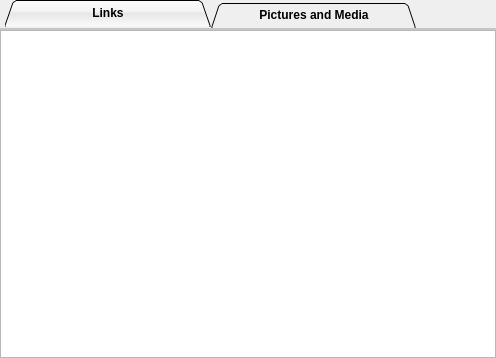
The window that src/widgets/linkwidget.ui (setvisible/ArrowDL) describes before a commit, drawn with Qt 5.
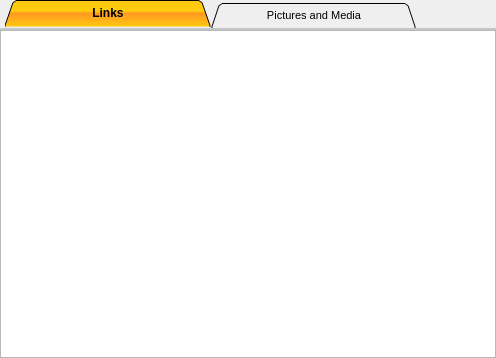
The same window after the commit.

Commit message: [Wizard] Improve style of Links and Content tabs

```diff
--- a/src/widgets/linkwidget.ui
+++ b/src/widgets/linkwidget.ui
@@ -38,7 +38,6 @@
 
 QTabWidget::tab-bar {
 left: 5px; /* move to the right by 5px */
-
 }
 
 /* Style the tab using the tab sub-control. Note that it reads QTabBar _not_ QTabWidget */
@@ -53,8 +52,10 @@
 min-width: 8ex;
 padding: 2px;
 }
-QTabBar::tab:selected, QTabBar::tab:hover {
-background: qlineargradient(x1: 0, y1: 0, x2: 0, y2: 1, stop: 0 #fafafa, stop: 0.4 #f4f4f4, stop: 0.5 #e7e7e7, stop: 1.0 #fafafa);
+QTabBar::tab:selected,
+QTabBar::tab:hover {
+background: qlineargradient(x1: 0, y1: 0, x2: 0, y2: 1, stop: 0 #ffc90e, stop: 0.4 #ffcc0e, stop: 0.5 #ff9922, stop: 1.0 #ffc90e);
+/*background: qlineargradient(x1: 0, y1: 0, x2: 0, y2: 1, stop: 0 #fafafa, stop: 0.4 #f4f4f4, stop: 0.5 #e7e7e7, stop: 1.0 #fafafa);*/
 }
 QTabBar::tab:selected {
 border-color: #9B9B9B;
@@ -62,7 +63,9 @@
 }
 QTabBar::tab:!selected {
 margin-top: 2px; /* make non-selected tabs look smaller */
-}</string>
+font: 8pt;
+}
+</string>
      </property>
      <property name="tabShape">
       <enum>QTabWidget::Triangular</enum>
```
